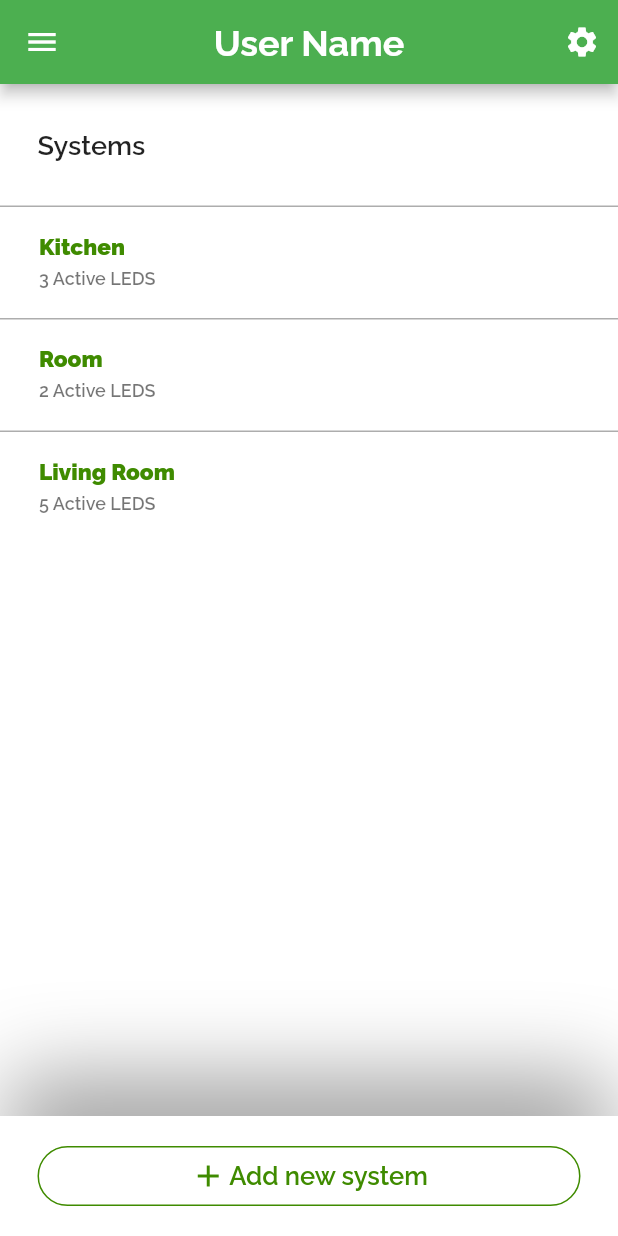
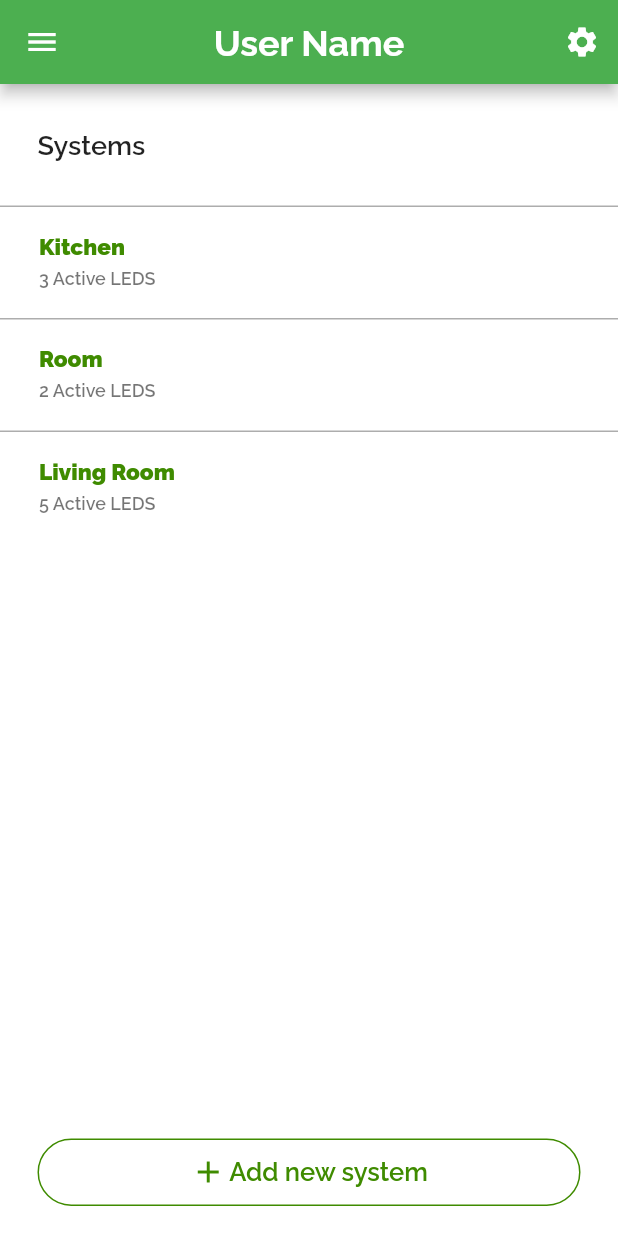
Before and after one commit to MohammadAlAgha/luminexa, a Flutter app: the screen it shows after launch, on a phone screen of 412 x 824 dp. Run offline on Flutter 3.47's test engine with Material 2 defaults, Android fonts, the phone set to English and light mode, and no system bars; our stand-ins replace flutter_svg, google_nav_bar.

Commit message:
Frontend: Fixed the placement of the icon button

```diff
--- a/luminexa_mobile/lib/screens/landingPageUser.dart
+++ b/luminexa_mobile/lib/screens/landingPageUser.dart
@@ -75,10 +75,10 @@ class _landingState extends State<landing> {
         ],
       ),
       body: SafeArea(
+        child: Container(
+          height: MediaQuery.of(context).size.height,
           child: Stack(children: [
             SingleChildScrollView(
-            child: Container(
-              height: MediaQuery.of(context).size.height,
               child: Column(
                 children: [
                   Row(
@@ -104,22 +104,26 @@ class _landingState extends State<landing> {
                             systemName: systems[index],
                             activeLeds: leds[index]);
                       }),
+                  SizedBox(
+                    height: 120,
+                  ),
                 ],
-              ),
               ),
             ),
             Positioned(
               bottom: 0,
               child: Container(
-              height: 80,
-              decoration: BoxDecoration(color: Colors.white, boxShadow: [
-                BoxShadow(
-                    offset: Offset(0, -30),
-                    color: Colors.grey,
-                    spreadRadius: -5,
-                    blurRadius: 50)
-              ]),
-              padding: const EdgeInsets.symmetric(horizontal: 25, vertical: 20),
+                decoration: BoxDecoration(
+                    gradient: LinearGradient(
+                        begin: Alignment.topCenter,
+                        end: Alignment.bottomCenter,
+                        colors: [
+                      Colors.white.withOpacity(0.5),
+                      Colors.white,
+                      Colors.white,
+                    ])),
+                padding: const EdgeInsets.only(
+                    left: 25, right: 25, bottom: 20, top: 60),
                 width: MediaQuery.of(context).size.width,
                 child: iconButton(
                   innerText: "Add new system",
@@ -129,6 +133,7 @@ class _landingState extends State<landing> {
             )
           ]),
         ),
+      ),
     );
   }
 }
```
Also changed, not shown: luminexa_mobile/lib/screens/modePage.dart (+9 -8 lines), luminexa_mobile/lib/screens/schedulePage.dart (+9 -8 lines). Lines whose indentation alone changed are shown as unchanged.
